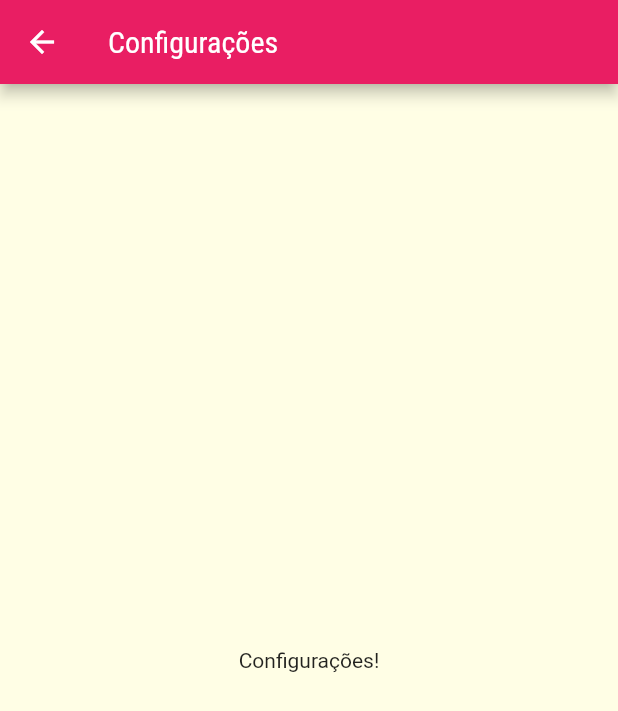
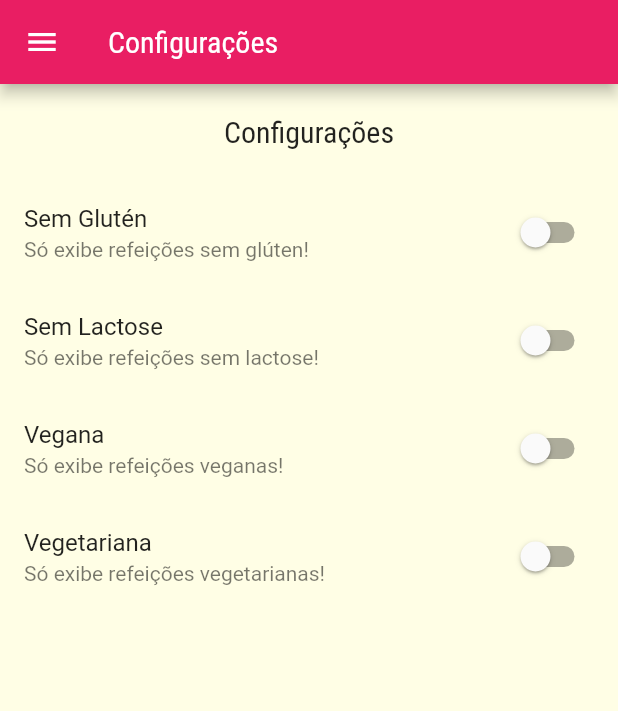
Before and after one commit to arthurfp/Meals-Flutter, a Flutter app: the SettingsScreen screen opened by its route, on a phone screen of 412 x 824 dp. Shown: the top 711 px of the screen. Run offline on Flutter 3.47's test engine with Material 2 defaults, Android fonts, the phone set to English and light mode, and no system bars; network calls fail.

```diff
--- a/lib/components/main_drawer.dart
+++ b/lib/components/main_drawer.dart
@@ -46,12 +46,13 @@ class MainDrawer extends StatelessWidget {
           _createItem(
             Icons.restaurant,
             'Refeições',
-            () => Navigator.of(context).pushNamed(AppRoutes.home),
+            () => Navigator.of(context).pushReplacementNamed(AppRoutes.home),
           ),
           _createItem(
             Icons.settings,
             'Configurações',
-            () => Navigator.of(context).pushNamed(AppRoutes.settings),
+            () =>
+                Navigator.of(context).pushReplacementNamed(AppRoutes.settings),
           ),
         ],
       ),
--- /dev/null
+++ b/lib/models/settings.dart
@@ -0,0 +1,13 @@
+class Settings {
+  bool isGlutenFree;
+  bool isLactoseFree;
+  bool isVegan;
+  bool isVegetarian;
+
+  Settings({
+    this.isGlutenFree = false,
+    this.isLactoseFree = false,
+    this.isVegan = false,
+    this.isVegetarian = false,
+  });
+}
--- a/lib/screens/settings_screen.dart
+++ b/lib/screens/settings_screen.dart
@@ -1,7 +1,43 @@
 import 'package:flutter/material.dart';
+import '../components/main_drawer.dart';
+import '../models/settings.dart';
 
-class SettingsScreen extends StatelessWidget {
-  const SettingsScreen({Key? key}) : super(key: key);
+class SettingsScreen extends StatefulWidget {
+  final Settings settings;
+  final Function(Settings) onSettingsChanged;
+
+  const SettingsScreen(this.settings, this.onSettingsChanged, {Key? key})
+      : super(key: key);
+
+  @override
+  State<SettingsScreen> createState() => _SettingsScreenState();
+}
+
+class _SettingsScreenState extends State<SettingsScreen> {
+  Settings? settings;
+
+  @override
+  void initState() {
+    super.initState();
+    settings = widget.settings;
+  }
+
+  Widget _createSwitch(
+    String title,
+    String subtitle,
+    bool value,
+    Function(bool) onChanged,
+  ) {
+    return SwitchListTile.adaptive(
+      title: Text(title),
+      subtitle: Text(subtitle),
+      value: value,
+      onChanged: (value) {
+        onChanged(value);
+        widget.onSettingsChanged(settings!);
+      },
+    );
+  }
 
   @override
   Widget build(BuildContext context) {
@@ -9,8 +45,47 @@ class SettingsScreen extends StatelessWidget {
       appBar: AppBar(
         title: const Text('Configurações'),
       ),
-      body: const Center(
-        child: Text('Configurações!'),
+      drawer: const MainDrawer(),
+      body: Column(
+        children: [
+          Container(
+            padding: const EdgeInsets.all(20),
+            child: Text(
+              'Configurações',
+              style: Theme.of(context).textTheme.headline6,
+            ),
+          ),
+          Expanded(
+            child: ListView(
+              children: [
+                _createSwitch(
+                  'Sem Glutén',
+                  'Só exibe refeições sem glúten!',
+                  settings!.isGlutenFree,
+                  (value) => setState(() => settings!.isGlutenFree = value),
+                ),
+                _createSwitch(
+                  'Sem Lactose',
+                  'Só exibe refeições sem lactose!',
+                  settings!.isLactoseFree,
+                  (value) => setState(() => settings!.isLactoseFree = value),
+                ),
+                _createSwitch(
+                  'Vegana',
+                  'Só exibe refeições veganas!',
+                  settings!.isVegan,
+                  (value) => setState(() => settings!.isVegan = value),
+                ),
+                _createSwitch(
+                  'Vegetariana',
+                  'Só exibe refeições vegetarianas!',
+                  settings!.isVegetarian,
+                  (value) => setState(() => settings!.isVegetarian = value),
+                ),
+              ],
+            ),
+          )
+        ],
       ),
     );
   }
```
Also changed, not shown: lib/components/meal_item.dart (+10 -2 lines), lib/main.dart (+47 -5 lines), lib/screens/categories_meals_screen.dart (+5 -3 lines), lib/screens/favorite_screen.dart (+17 -4 lines), lib/screens/meal_detail_screen.dart (+11 -1 lines), lib/screens/tabs_screen.dart (+22 -7 lines).
